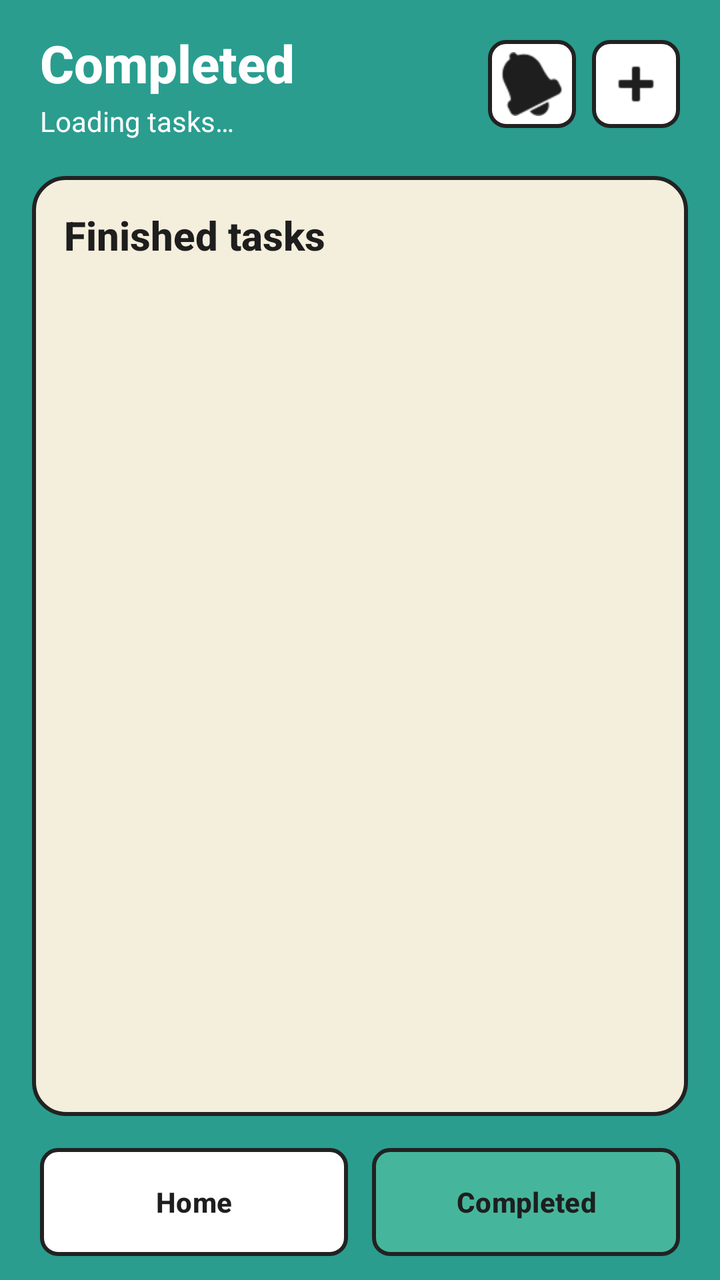
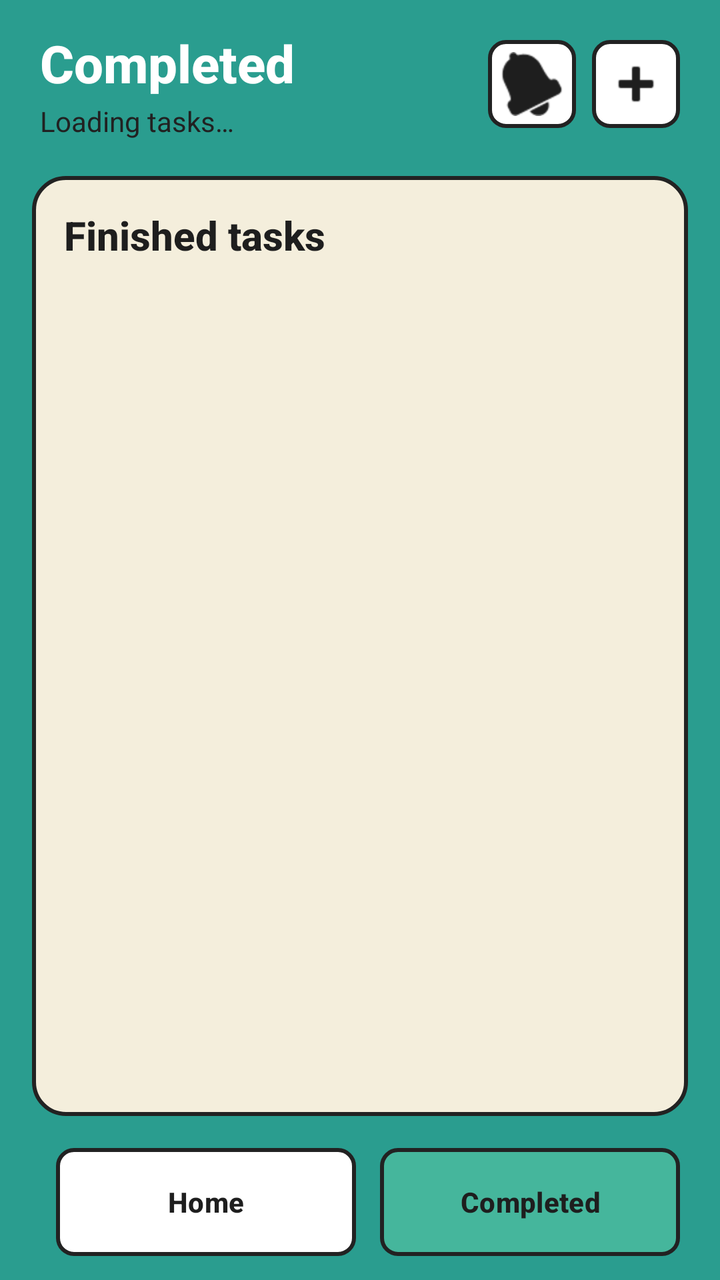

An Android layout rendered at two revisions. The XML below is the earlier revision; the diff shows what the commit changed to produce the second picture.
<!-- AndroidManifest.xml: application theme Theme.ApplicationProject -->
<!-- res/layout/activity_completed_task.xml -->
<?xml version="1.0" encoding="utf-8"?>
<androidx.constraintlayout.widget.ConstraintLayout xmlns:android="http://schemas.android.com/apk/res/android"
    xmlns:app="http://schemas.android.com/apk/res-auto"
    android:id="@+id/main"
    android:layout_width="match_parent"
    android:layout_height="match_parent"
    android:background="@color/app_teal">

    <LinearLayout
        android:id="@+id/completedHeader"
        android:layout_width="0dp"
        android:layout_height="wrap_content"
        android:layout_marginStart="20dp"
        android:layout_marginTop="14dp"
        android:layout_marginEnd="20dp"
        android:gravity="center_vertical"
        android:orientation="horizontal"
        app:layout_constraintEnd_toEndOf="parent"
        app:layout_constraintStart_toStartOf="parent"
        app:layout_constraintTop_toTopOf="parent">

        <LinearLayout
            android:layout_width="0dp"
            android:layout_height="wrap_content"
            android:layout_weight="1"
            android:orientation="vertical">

            <TextView
                android:layout_width="wrap_content"
                android:layout_height="wrap_content"
                android:fontFamily="sans-serif-medium"
                android:text="@string/completed"
                android:textColor="@color/white"
                android:textSize="26sp"
                android:textStyle="bold" />

            <TextView
                android:id="@+id/tvCompletedCount"
                android:layout_width="wrap_content"
                android:layout_height="wrap_content"
                android:layout_marginTop="2dp"
                android:text="@string/loading_tasks"
                android:textColor="@color/white"
                android:textSize="14sp" />
        </LinearLayout>

        <ImageButton
            android:id="@+id/btnNotification"
            android:layout_width="44dp"
            android:layout_height="44dp"
            android:layout_marginEnd="8dp"
            android:background="@drawable/bg_button_white"
            android:contentDescription="@string/notifications"
            android:src="@android:drawable/ic_popup_reminder"
            app:tint="@color/text_dark" />

        <ImageButton
            android:id="@+id/btnAdd"
            android:layout_width="44dp"
            android:layout_height="44dp"
            android:background="@drawable/bg_button_white"
            android:contentDescription="@string/add_task"
            android:src="@android:drawable/ic_input_add"
            app:tint="@color/text_dark" />
    </LinearLayout>

    <androidx.constraintlayout.widget.ConstraintLayout
        android:id="@+id/mainCard"
        android:layout_width="0dp"
        android:layout_height="0dp"
        android:layout_marginStart="16dp"
        android:layout_marginTop="18dp"
        android:layout_marginEnd="16dp"
        android:layout_marginBottom="16dp"
        android:background="@drawable/bg_card_cream"
        android:padding="16dp"
        app:layout_constraintBottom_toTopOf="@id/bottomNav"
        app:layout_constraintEnd_toEndOf="parent"
        app:layout_constraintStart_toStartOf="parent"
        app:layout_constraintTop_toBottomOf="@id/completedHeader">

        <TextView
            android:id="@+id/tvCompletedHeading"
            android:layout_width="0dp"
            android:layout_height="wrap_content"
            android:fontFamily="sans-serif-medium"
            android:text="@string/completed_tasks_title"
            android:textColor="@color/text_dark"
            android:textSize="20sp"
            android:textStyle="bold"
            app:layout_constraintEnd_toEndOf="parent"
            app:layout_constraintStart_toStartOf="parent"
            app:layout_constraintTop_toTopOf="parent" />

        <ScrollView
            android:layout_width="0dp"
            android:layout_height="0dp"
            android:layout_marginTop="12dp"
            android:fillViewport="true"
            app:layout_constraintBottom_toBottomOf="parent"
            app:layout_constraintEnd_toEndOf="parent"
            app:layout_constraintStart_toStartOf="parent"
            app:layout_constraintTop_toBottomOf="@id/tvCompletedHeading">

            <LinearLayout
                android:id="@+id/completedTaskList"
                android:layout_width="match_parent"
                android:layout_height="wrap_content"
                android:orientation="vertical" />
        </ScrollView>
    </androidx.constraintlayout.widget.ConstraintLayout>

    <LinearLayout
        android:id="@+id/bottomNav"
        android:layout_width="0dp"
        android:layout_height="54dp"
        android:layout_marginStart="20dp"
        android:layout_marginEnd="20dp"
        android:layout_marginBottom="12dp"
        android:orientation="horizontal"
        app:layout_constraintBottom_toBottomOf="parent"
        app:layout_constraintEnd_toEndOf="parent"
        app:layout_constraintStart_toStartOf="parent">

        <Button
            android:id="@+id/btnHomeNav"
            android:layout_width="0dp"
            android:layout_height="match_parent"
            android:layout_marginEnd="6dp"
            android:layout_weight="1"
            android:background="@drawable/bg_button_white"
            android:text="@string/home1"
            android:textColor="@color/text_dark"
            android:textStyle="bold"
            app:backgroundTint="@null" />

        <Button
            android:id="@+id/btnCompletedNav"
            android:layout_width="0dp"
            android:layout_height="match_parent"
            android:layout_marginStart="6dp"
            android:layout_weight="1"
            android:background="@drawable/bg_button_teal"
            android:text="@string/completed2"
            android:textColor="@color/text_dark"
            android:textStyle="bold"
            app:backgroundTint="@null" />
    </LinearLayout>
</androidx.constraintlayout.widget.ConstraintLayout>
<!-- resources referenced by this layout -->
<resources>
  <color name="app_teal">#2A9D8F</color>
  <color name="text_dark">#1E1E1E</color>
  <color name="white">#FFFFFFFF</color>
  <!-- drawable bg_button_teal (drawable) -->
  <?xml version="1.0" encoding="utf-8"?>
  <shape xmlns:android="http://schemas.android.com/apk/res/android"
      android:shape="rectangle">
      <solid android:color="@color/header_teal" />
      <stroke android:width="2dp" android:color="@color/border_dark" />
      <corners android:radius="8dp" />
  </shape>
  <!-- drawable bg_button_white (drawable) -->
  <?xml version="1.0" encoding="utf-8"?>
  <shape xmlns:android="http://schemas.android.com/apk/res/android"
      android:shape="rectangle">
      <solid android:color="@color/white" />
      <stroke android:width="2dp" android:color="@color/border_dark" />
      <corners android:radius="8dp" />
  </shape>
  <!-- drawable bg_card_cream (drawable) -->
  <?xml version="1.0" encoding="utf-8"?>
  <shape xmlns:android="http://schemas.android.com/apk/res/android"
      android:shape="rectangle">
      <solid android:color="@color/card_cream" />
      <stroke android:width="2dp" android:color="@color/border_dark" />
      <corners android:radius="16dp" />
  </shape>
  <string name="add_task">Add Task</string>
  <string name="completed">Completed</string>
  <string name="completed2">Completed</string>
  <string name="completed_tasks_title">Finished tasks</string>
  <string name="home1">Home</string>
  <string name="loading_tasks">Loading tasks…</string>
  <string name="notifications">Notifications</string>
  <style name="Theme.ApplicationProject" parent="Base.Theme.ApplicationProject" />
  <color name="header_teal">#45B69C</color>
  <color name="border_dark">#222222</color>
  <color name="card_cream">#F4EEDC</color>
  <style name="Base.Theme.ApplicationProject" parent="Theme.Material3.DayNight.NoActionBar">
          
          
      </style>
</resources>

<!-- the commit's change to res/layout/activity_completed_task.xml (unified diff, before → after) -->
@@ -1,6 +1,7 @@
 <?xml version="1.0" encoding="utf-8"?>
 <androidx.constraintlayout.widget.ConstraintLayout xmlns:android="http://schemas.android.com/apk/res/android"
     xmlns:app="http://schemas.android.com/apk/res-auto"
+    xmlns:tools="http://schemas.android.com/tools"
     android:id="@+id/main"
     android:layout_width="match_parent"
     android:layout_height="match_parent"
@@ -32,7 +33,8 @@
                 android:text="@string/completed"
                 android:textColor="@color/white"
                 android:textSize="26sp"
-                android:textStyle="bold" />
+                android:textStyle="bold"
+                tools:ignore="VisualLintSystemUi" />
 
             <TextView
                 android:id="@+id/tvCompletedCount"
@@ -40,7 +42,7 @@
                 android:layout_height="wrap_content"
                 android:layout_marginTop="2dp"
                 android:text="@string/loading_tasks"
-                android:textColor="@color/white"
+                android:textColor="#212121"
                 android:textSize="14sp" />
         </LinearLayout>
 
@@ -52,7 +54,8 @@
             android:background="@drawable/bg_button_white"
             android:contentDescription="@string/notifications"
             android:src="@android:drawable/ic_popup_reminder"
-            app:tint="@color/text_dark" />
+            app:tint="@color/text_dark"
+            tools:ignore="TouchTargetSizeCheck" />
 
         <ImageButton
             android:id="@+id/btnAdd"
@@ -61,7 +64,8 @@
             android:background="@drawable/bg_button_white"
             android:contentDescription="@string/add_task"
             android:src="@android:drawable/ic_input_add"
-            app:tint="@color/text_dark" />
+            app:tint="@color/text_dark"
+            tools:ignore="TouchTargetSizeCheck" />
     </LinearLayout>
 
     <androidx.constraintlayout.widget.ConstraintLayout
@@ -100,7 +104,8 @@
             app:layout_constraintBottom_toBottomOf="parent"
             app:layout_constraintEnd_toEndOf="parent"
             app:layout_constraintStart_toStartOf="parent"
-            app:layout_constraintTop_toBottomOf="@id/tvCompletedHeading">
+            app:layout_constraintTop_toBottomOf="@id/tvCompletedHeading"
+            tools:ignore="SpeakableTextPresentCheck">
 
             <LinearLayout
                 android:id="@+id/completedTaskList"
@@ -112,6 +117,7 @@
 
     <LinearLayout
         android:id="@+id/bottomNav"
+        style="?android:attr/buttonBarStyle"
         android:layout_width="0dp"
         android:layout_height="54dp"
         android:layout_marginStart="20dp"
@@ -124,6 +130,7 @@
 
         <Button
             android:id="@+id/btnHomeNav"
+            style="?android:attr/buttonBarButtonStyle"
             android:layout_width="0dp"
             android:layout_height="match_parent"
             android:layout_marginEnd="6dp"
@@ -136,6 +143,7 @@
 
         <Button
             android:id="@+id/btnCompletedNav"
+            style="?android:attr/buttonBarButtonStyle"
             android:layout_width="0dp"
             android:layout_height="match_parent"
             android:layout_marginStart="6dp"
@@ -144,6 +152,7 @@
             android:text="@string/completed2"
             android:textColor="@color/text_dark"
             android:textStyle="bold"
-            app:backgroundTint="@null" />
+            app:backgroundTint="@null"
+            tools:ignore="DuplicateSpeakableTextCheck,VisualLintButtonSize" />
     </LinearLayout>
 </androidx.constraintlayout.widget.ConstraintLayout>
